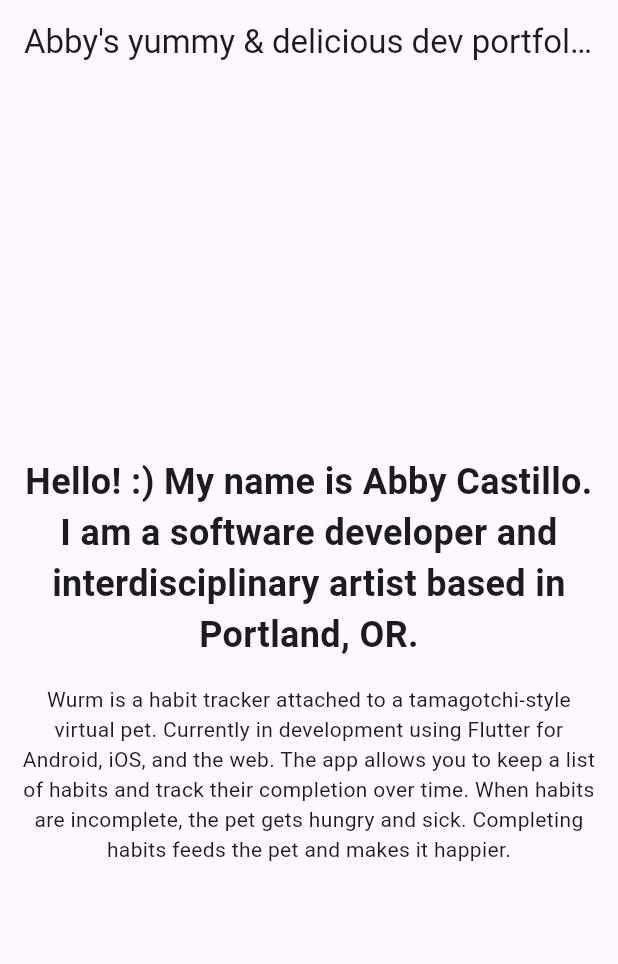
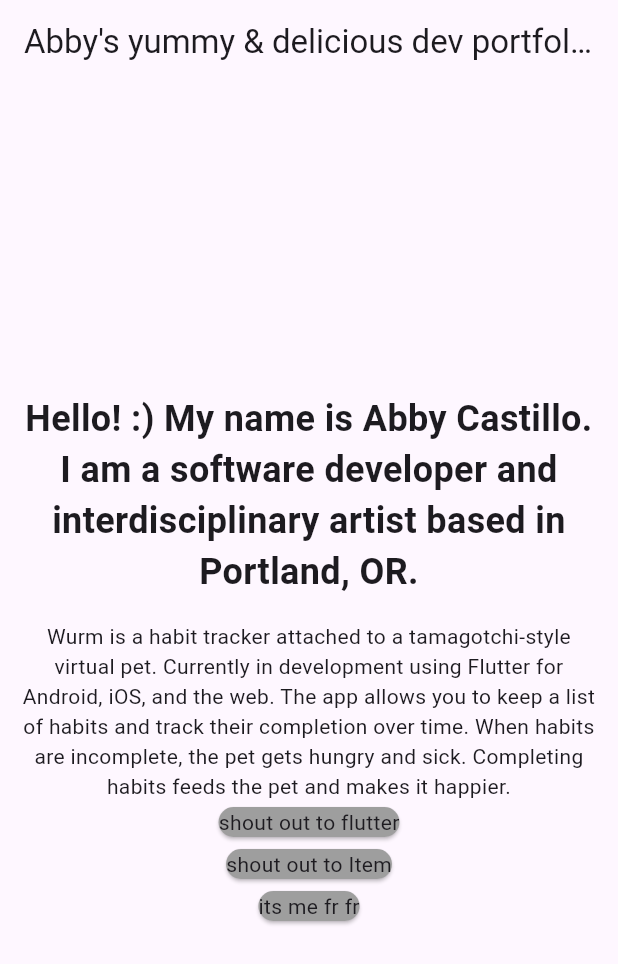
Before and after one commit to abbymachines/flutter-dev-portfolio, a Flutter app: the screen it shows after launch, on a phone screen of 412 x 824 dp. Shown: the top 964 px of the screen. Run offline on Flutter 3.47's test engine with Material 2 defaults, Android fonts, the phone set to English and light mode, and no system bars.

Commit message:
render basic nondynamic CardList inside of app

```diff
--- a/lib/main.dart
+++ b/lib/main.dart
@@ -1,4 +1,5 @@
 import 'package:flutter/material.dart';
+import 'package:flutter_dev_portfolio/widgets/item_list.dart';
 
 void main() {
   runApp(const MyApp());
@@ -35,6 +36,7 @@ class MyApp extends StatelessWidget {
                 'Wurm is a habit tracker attached to a tamagotchi-style virtual pet. Currently in development using Flutter for Android, iOS, and the web. The app allows you to keep a list of habits and track their completion over time. When habits are incomplete, the pet gets hungry and sick. Completing habits feeds the pet and makes it happier.',
                 textAlign: TextAlign.center,
               ),
+              ItemList(),
             ], // ❤️ LEFT OFF HERE
           ),
         ),
--- /dev/null
+++ b/lib/widgets/item.dart
@@ -0,0 +1,12 @@
+import 'package:flutter/material.dart';
+
+class Item extends StatelessWidget {
+  const Item(this.label, {super.key});
+
+  final String label;
+
+  @override
+  Widget build(context) {
+    return Card(color: Colors.grey, child: Text(label));
+  }
+}
--- /dev/null
+++ b/lib/widgets/item_list.dart
@@ -0,0 +1,21 @@
+import 'package:flutter/material.dart';
+import 'package:flutter_dev_portfolio/widgets/item.dart';
+
+class ItemList extends StatelessWidget {
+  const ItemList(
+      // this.label,
+      {super.key});
+
+  // final String label;
+
+  @override
+  Widget build(context) {
+    return const Column(
+      children: [
+        Item('shout out to flutter'),
+        Item('shout out to Item'),
+        Item('its me fr fr'),
+      ],
+    );
+  }
+}
```
